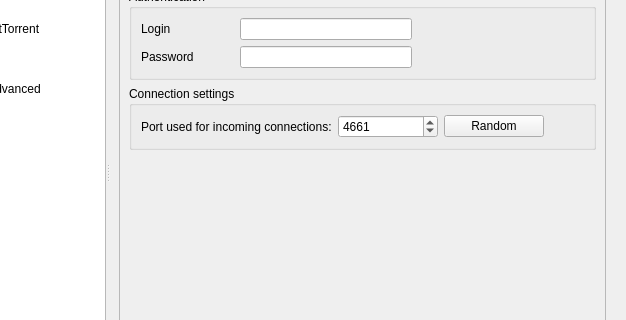
Old version of the form src/preferences/options.ui in the repository qmule/qmule; both pictures show x 163 to 789 and y 110 to 430 of the 789 by 591 pixel window.
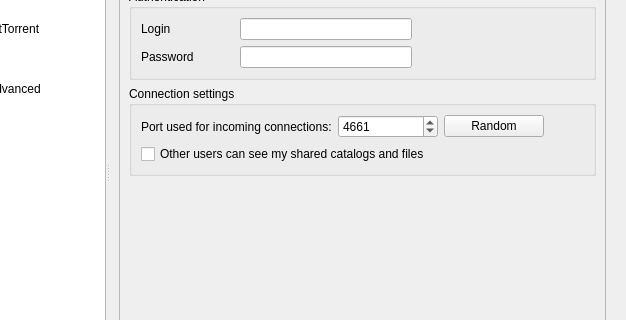
New version of the form. The open tabs and pages were chosen to show the change. Icons and pictures are not drawn.

```diff
--- a/src/preferences/options.ui
+++ b/src/preferences/options.ui
@@ -2021,6 +2021,13 @@
                    </item>
                   </layout>
                  </item>
+                 <item row="4" column="0">
+                  <widget class="QCheckBox" name="checkEmuleSD">
+                   <property name="text">
+                    <string>Other users can see my shared catalogs and files</string>
+                   </property>
+                  </widget>
+                 </item>
                 </layout>
                </widget>
               </item>
```
Left out of the diff: 14 changed lines with no effect on the pictures.
